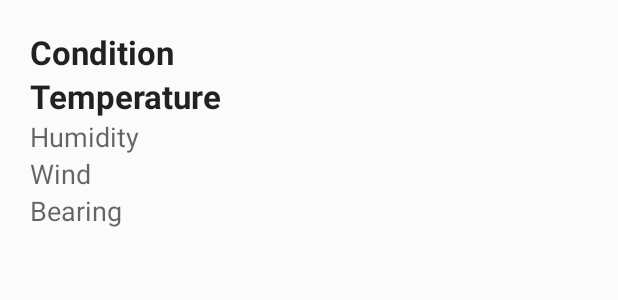
After one commit to robelli4711/PhotoBuddy11122015, an Android app: the layout temperature_output_3.xml on its own in the app's theme, with its tools: preview values and no code run, on a phone screen of 412 x 824 dp. The commit adds this screen. Shown: the top 300 px of the screen. Run offline under Robolectric (Android 15) with nearby library versions, the phone set to English and light mode, and no system bars.

Commit message:
WeatherChooser
- add Layouts to the Fragment

```diff
--- /dev/null
+++ b/app/src/main/res/layout/temperature_output_3.xml
@@ -0,0 +1,118 @@
+<?xml version="1.0" encoding="utf-8"?>
+<TableLayout xmlns:android="http://schemas.android.com/apk/res/android"
+    android:orientation="vertical" android:layout_width="match_parent"
+    android:layout_height="match_parent"
+    android:background="#1effffff"
+    android:padding="20dp">
+
+    <TableRow
+        android:layout_width="match_parent"
+        android:layout_height="match_parent">
+
+    </TableRow>
+
+    <TableRow
+        android:layout_width="match_parent"
+        android:layout_height="match_parent">
+
+        <TextView
+            android:layout_width="wrap_content"
+            android:layout_height="wrap_content"
+            android:textAppearance="@style/TextAppearance.AppCompat.Large"
+            android:text="Condition"
+            android:id="@+id/condition"
+            android:layout_column="2"
+            android:textStyle="bold" />
+    </TableRow>
+
+    <TableRow
+        android:layout_width="match_parent"
+        android:layout_height="match_parent">
+
+    </TableRow>
+
+    <TableRow
+        android:layout_width="match_parent"
+        android:layout_height="match_parent">
+
+    </TableRow>
+
+    <TableRow
+        android:layout_width="match_parent"
+        android:layout_height="match_parent">
+
+    </TableRow>
+
+    <TableRow
+        android:layout_width="match_parent"
+        android:layout_height="match_parent">
+
+    </TableRow>
+
+    <TableRow
+        android:layout_width="match_parent"
+        android:layout_height="match_parent">
+
+        <TextView
+            android:layout_width="wrap_content"
+            android:layout_height="wrap_content"
+            android:textAppearance="?android:attr/textAppearanceLarge"
+            android:text="Temperature"
+            android:id="@+id/temperature"
+            android:layout_column="2"
+            android:layout_gravity="center_vertical"
+            android:textStyle="bold" />
+    </TableRow>
+
+    <TableRow
+        android:layout_width="match_parent"
+        android:layout_height="match_parent">
+
+    </TableRow>
+
+    <TableRow
+        android:layout_width="match_parent"
+        android:layout_height="match_parent">
+
+    </TableRow>
+
+    <TableRow
+        android:layout_width="match_parent"
+        android:layout_height="match_parent">
+
+        <TextView
+            android:layout_width="wrap_content"
+            android:layout_height="wrap_content"
+            android:textAppearance="?android:attr/textAppearanceMedium"
+            android:text="Humidity"
+            android:id="@+id/humidity"
+            android:layout_column="2" />
+    </TableRow>
+
+    <TableRow
+        android:layout_width="match_parent"
+        android:layout_height="match_parent">
+
+        <TextView
+            android:layout_width="wrap_content"
+            android:layout_height="wrap_content"
+            android:textAppearance="?android:attr/textAppearanceMedium"
+            android:text="Wind"
+            android:id="@+id/wind"
+            android:layout_column="2" />
+    </TableRow>
+
+    <TableRow
+        android:layout_width="match_parent"
+        android:layout_height="match_parent">
+
+        <TextView
+            android:layout_width="wrap_content"
+            android:layout_height="wrap_content"
+            android:textAppearance="?android:attr/textAppearanceMedium"
+            android:text="Bearing"
+            android:id="@+id/bearing"
+            android:layout_column="2" />
+    </TableRow>
+
+</TableLayout>
```
Also changed, not shown: app/src/main/res/layout/fragment_weather_layout_chooser.xml (+25 -5 lines), app/src/main/res/layout/temperature_output_2.xml (added, +75 -0 lines), app/src/main/res/layout/temperature_output_4.xml (added, +118 -0 lines).
